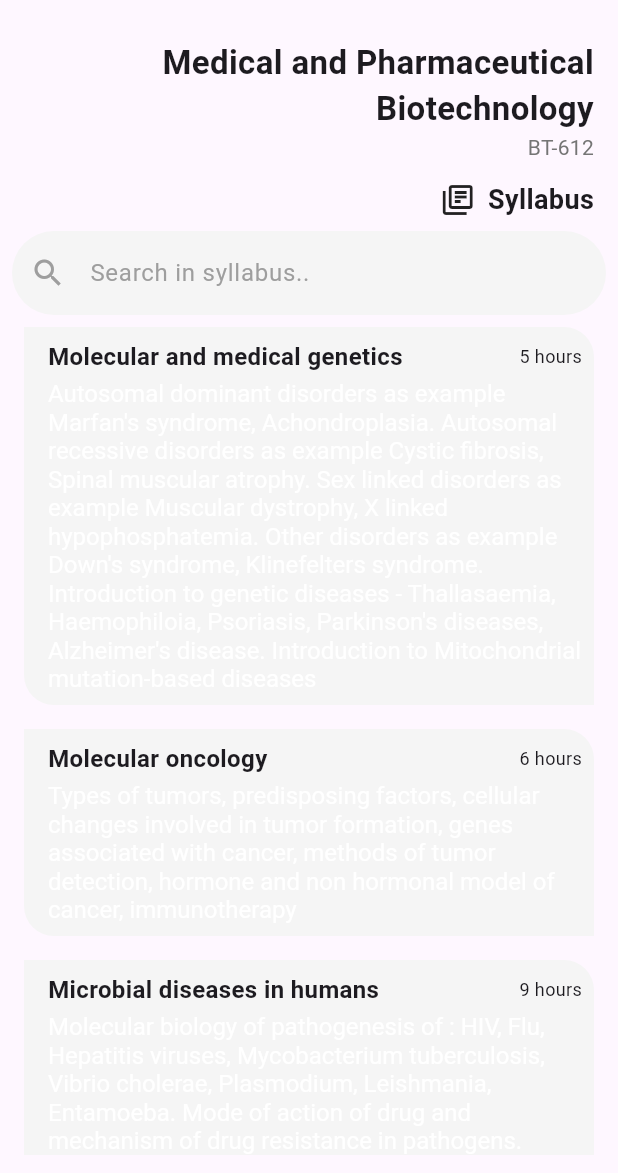
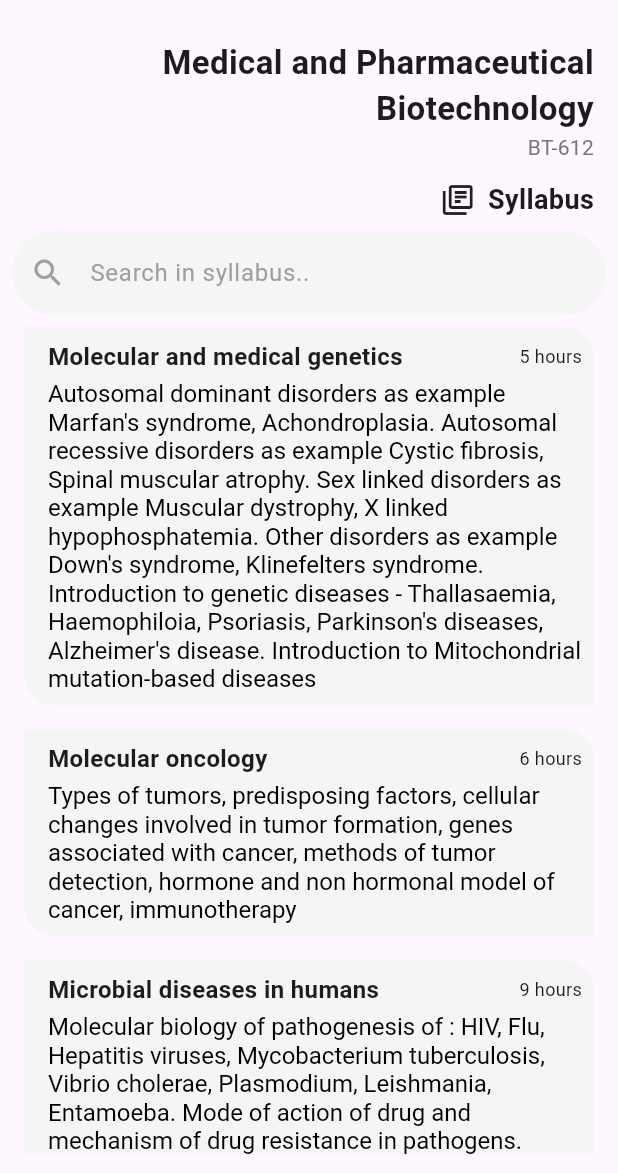
Before and after one commit to rizanB/past_qns, a Flutter app: the screen it shows after launch, after a tap on "Syllabus", on a phone screen of 412 x 824 dp, the part 63-1236 px from its top. Run offline on Flutter 3.47's test engine with Material 3 defaults, Android fonts, the phone set to English and light mode, and no system bars.

Commit message:
fix: text color of syllabus content

```diff
--- a/lib/widgets/syllabus_topic_card.dart
+++ b/lib/widgets/syllabus_topic_card.dart
@@ -62,8 +62,10 @@ class SyllabusTopicCard extends StatelessWidget {
                     const SizedBox(
                         height: 4.0), // Add some space before content
                     RichText(
-                      text: highlightText(topicContent,
-                          searchText), // Call highlightText function
+                      text: highlightText(
+                        topicContent,
+                        searchText,
+                      ), // Call highlightText function
                     ),
                   ],
                 ),
@@ -79,14 +81,15 @@ class SyllabusTopicCard extends StatelessWidget {
     if (searchText.length < 2) {
       return TextSpan(
         text: topicContent,
-      style: const TextStyle(fontSize: 16.0),
+        style: const TextStyle(fontSize: 16.0, color: Colors.black),
       );
     }
 
     final lowercaseContent = topicContent.toLowerCase();
     final lowercaseSearch = searchText.toLowerCase();
 
-  final parts = lowercaseContent.split(RegExp(lowercaseSearch, caseSensitive: false));
+    final parts =
+        lowercaseContent.split(RegExp(lowercaseSearch, caseSensitive: false));
     final highlightedParts = <TextSpan>[];
 
     int index = 0;
@@ -94,7 +97,7 @@ class SyllabusTopicCard extends StatelessWidget {
       if (index < parts.length - 1) {
         highlightedParts.add(TextSpan(
           text: topicContent.substring(index, index + part.length),
-        style: const TextStyle(fontSize: 16.0),
+          style: const TextStyle(fontSize: 16.0, color: Colors.black),
         ));
         highlightedParts.add(TextSpan(
           text: lowercaseSearch,
@@ -107,7 +110,7 @@ class SyllabusTopicCard extends StatelessWidget {
       } else {
         highlightedParts.add(TextSpan(
           text: topicContent.substring(index),
-        style: const TextStyle(fontSize: 16.0),
+          style: const TextStyle(fontSize: 16.0, color: Colors.black),
         ));
       }
       index += part.length + lowercaseSearch.length;
```
Lines whose indentation alone changed are shown as unchanged.
